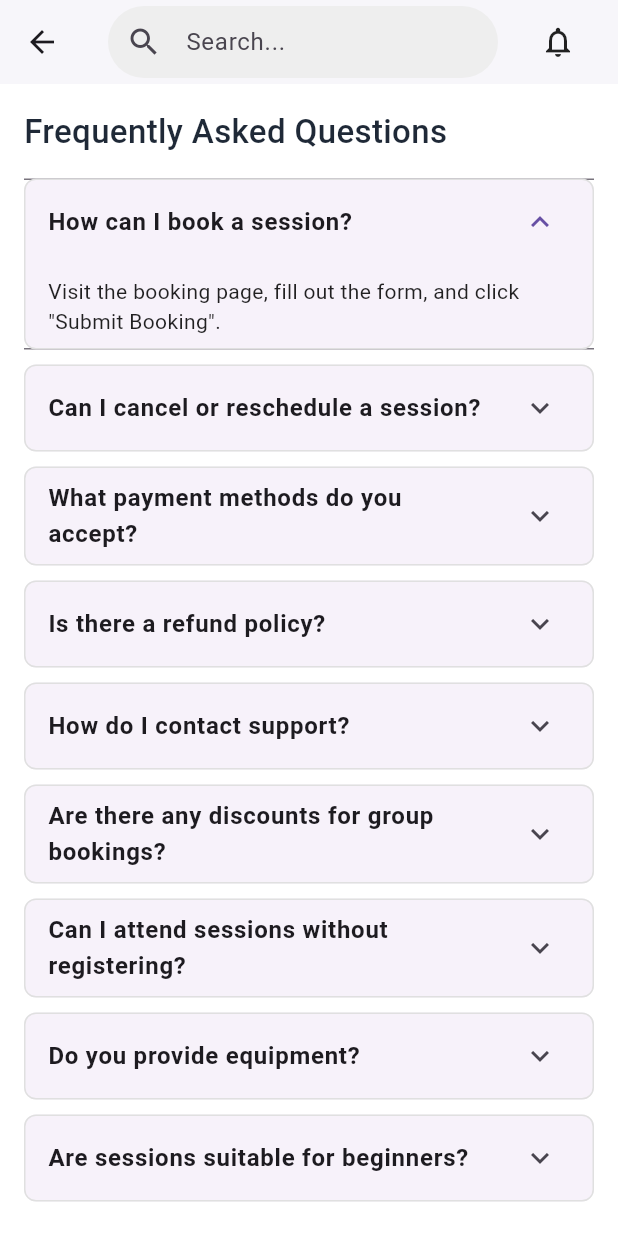
After one commit to MTS-Services/Batteryqk_web-version-App-, a Flutter app: the Faqs screen opened directly, after a tap on "How can I book a session?", on a phone screen of 412 x 824 dp. The commit adds this screen. Run offline on Flutter 3.47's test engine with Material 3 defaults, Android fonts, the phone set to English and light mode, and no system bars; our stand-ins replace dropdown_button2.

Commit message:
faq page done

```diff
--- /dev/null
+++ b/lib/features/authentication/views/faqs.dart
@@ -0,0 +1,120 @@
+import 'package:batteryqk_web_app/common/widgets/custom_app_bar.dart';
+import 'package:flutter/material.dart';
+
+class Faqs extends StatelessWidget {
+  const Faqs({super.key});
+
+  final List<Map<String, String>> faqData = const [
+    {
+      'question': 'How can I book a session?',
+      'answer':
+          'Visit the booking page, fill out the form, and click "Submit Booking".',
+    },
+    {
+      'question': 'Can I cancel or reschedule a session?',
+      'answer':
+          'Yes, you can cancel or reschedule up to 24 hours before the session.',
+    },
+    {
+      'question': 'What payment methods do you accept?',
+      'answer':
+          'We accept credit cards, debit cards, and secure online transfers.',
+    },
+    {
+      'question': 'Is there a refund policy?',
+      'answer':
+          'Refunds are offered for cancellations made at least 24 hours in advance.',
+    },
+    {
+      'question': 'How do I contact support?',
+      'answer':
+          'You can reach support via our Contact page or by emailing support@example.com.',
+    },
+    {
+      'question': 'Are there any discounts for group bookings?',
+      'answer':
+          'Yes, we offer discounts for bookings with 3 or more participants.',
+    },
+    {
+      'question': 'Can I attend sessions without registering?',
+      'answer':
+          'Registration is required for all sessions to ensure space availability.',
+    },
+    {
+      'question': 'Do you provide equipment?',
+      'answer':
+          'Basic equipment is provided for most sessions, but check details when booking.',
+    },
+    {
+      'question': 'Are sessions suitable for beginners?',
+      'answer':
+          'Yes, we offer beginner-friendly sessions across all categories.',
+    },
+    {
+      'question': 'What happens if a session is canceled by the academy?',
+      'answer':
+          'You will be notified immediately and offered a reschedule or full refund.',
+    },
+  ];
+
+  @override
+  Widget build(BuildContext context) {
+    return Scaffold(
+      appBar: const PreferredSize(
+        preferredSize: Size.fromHeight(kToolbarHeight),
+        child: CustomAppBar(),
+      ),
+      backgroundColor: Colors.white,
+      body: Padding(
+        padding: const EdgeInsets.all(16),
+        child: ListView(
+          children: [
+            const Text(
+              'Frequently Asked Questions',
+              style: TextStyle(
+                fontSize: 22,
+                fontWeight: FontWeight.w500,
+                color: Color(0xFF1F2937),
+              ),
+            ),
+            const SizedBox(height: 16),
+            ...faqData.map((faq) {
+              return Card(
+                elevation: 0,
+                margin: const EdgeInsets.only(bottom: 10),
+                shape: RoundedRectangleBorder(
+                  borderRadius: BorderRadius.circular(8),
+                  side: BorderSide(color: Colors.grey.shade300),
+                ),
+                child: ExpansionTile(
+                  title: Text(
+                    faq['question']!,
+                    style: const TextStyle(
+                      fontWeight: FontWeight.w600,
+                      fontSize: 16,
+                    ),
+                  ),
+                  children: [
+                    Padding(
+                      padding: const EdgeInsets.symmetric(
+                        horizontal: 16,
+                        vertical: 8,
+                      ),
+                      child: Text(
+                        faq['answer']!,
+                        style: const TextStyle(
+                          fontSize: 14,
+                          color: Colors.black87,
+                        ),
+                      ),
+                    ),
+                  ],
+                ),
+              );
+            }).toList(),
+          ],
+        ),
+      ),
+    );
+  }
+}
--- a/lib/features/authentication/views/menu_screen.dart
+++ b/lib/features/authentication/views/menu_screen.dart
@@ -1,4 +1,5 @@
 import 'package:batteryqk_web_app/features/authentication/views/car_service.dart';
+import 'package:batteryqk_web_app/features/authentication/views/faqs.dart';
 import 'package:batteryqk_web_app/features/authentication/views/points.dart';
 import 'package:batteryqk_web_app/util/colors.dart';
 
@@ -19,7 +20,7 @@ class _MenuScreenState extends State<MenuScreen> {
     Container(),
     Points(),
     CarService(),
-    Container(),
+    Faqs(),
     NotificationPage(),
     Container(),
   ];
```
